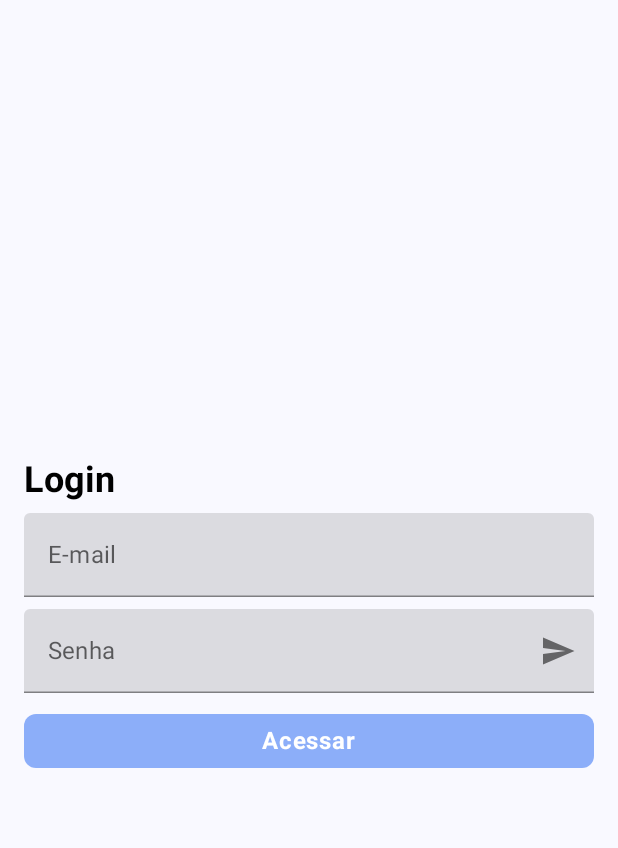
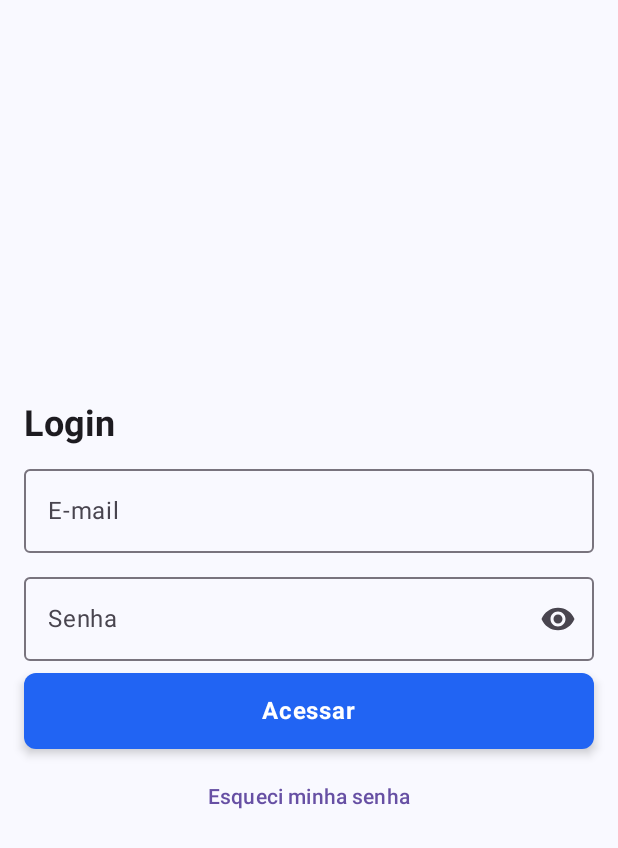
Before and after one commit to lucas-marciano/vila-app, an Android app built with Jetpack Compose: the screen it shows after launch (MainActivity), on a phone screen of 412 x 824 dp. Shown: the top 848 px of the screen. Run offline under Robolectric (Android 15) with nearby library versions, the light colour scheme and no system bars; our stand-ins replace Compose Multiplatform resources.

Commit message:
feat: implemented login screen

```diff
--- /dev/null
+++ b/composeApp/src/commonMain/composeResources/values/strings.xml
@@ -0,0 +1,11 @@
+<?xml version="1.0" encoding="UTF-8" ?>
+<resources>
+    <string name="vila_app_email_label">E-mail</string>
+    <string name="vila_app_password_label">Senha</string>
+    <string name="vila_app_a11y_hide_pass">Esconder senha</string>
+    <string name="vila_app_a11y_show_pass">Mostrar senha</string>
+    <string name="vila_app_login_button">Acessar</string>
+    <string name="vila_app_field_empty_error">Os campos são obrigatórios</string>
+    <string name="vila_app_forgot_pass_button">Esqueci minha senha</string>
+    <string name="vila_app_login_title">Login</string>
+</resources>
--- a/composeApp/src/commonMain/kotlin/br/com/gitpush/vilapp/App.kt
+++ b/composeApp/src/commonMain/kotlin/br/com/gitpush/vilapp/App.kt
@@ -1,6 +1,6 @@
 package br.com.gitpush.vilapp
 
-import androidx.compose.material.Scaffold
+import androidx.compose.material3.Scaffold
 import androidx.compose.runtime.Composable
 import br.com.gitpush.vilapp.core.di.appModule
 import br.com.gitpush.vilapp.ui.theme.VilaTheme
--- a/composeApp/src/commonMain/kotlin/br/com/gitpush/vilapp/core/domain/Routes.kt
+++ b/composeApp/src/commonMain/kotlin/br/com/gitpush/vilapp/core/domain/Routes.kt
@@ -2,5 +2,6 @@ package br.com.gitpush.vilapp.core.domain
 
 internal enum class Routes {
     HOME_ROUTE,
-    LOGIN_ROUTE
+    LOGIN_ROUTE,
+    FORGOT_PASSWORD_ROUTE
 }
--- a/composeApp/src/commonMain/kotlin/br/com/gitpush/vilapp/core/presentation/Navigator.kt
+++ b/composeApp/src/commonMain/kotlin/br/com/gitpush/vilapp/core/presentation/Navigator.kt
@@ -11,7 +11,7 @@ import androidx.navigation.compose.composable
 import androidx.navigation.compose.rememberNavController
 import br.com.gitpush.vilapp.core.domain.Routes
 import br.com.gitpush.vilapp.home.presentation.HomeScreen
-import br.com.gitpush.vilapp.login.presentation.LoginScreen
+import br.com.gitpush.vilapp.login.presentation.LoginScreenRoute
 
 @Composable
 fun Navigator(
@@ -25,10 +25,13 @@ fun Navigator(
         modifier = modifier.fillMaxSize().padding(innerPadding)
     ) {
         composable(route = Routes.LOGIN_ROUTE.name) {
-            LoginScreen()
+            LoginScreenRoute()
         }
         composable(route = Routes.HOME_ROUTE.name) {
             HomeScreen()
         }
+        composable(route = Routes.FORGOT_PASSWORD_ROUTE.name) {
+
+        }
     }
 }
--- a/composeApp/src/commonMain/kotlin/br/com/gitpush/vilapp/home/presentation/HomeScreen.kt
+++ b/composeApp/src/commonMain/kotlin/br/com/gitpush/vilapp/home/presentation/HomeScreen.kt
@@ -1,6 +1,6 @@
 package br.com.gitpush.vilapp.home.presentation
 
-import androidx.compose.material.Text
+import androidx.compose.material3.Text
 import androidx.compose.runtime.Composable
 import androidx.compose.ui.Modifier
 
--- /dev/null
+++ b/composeApp/src/commonMain/kotlin/br/com/gitpush/vilapp/login/data/LoginData.kt
@@ -0,0 +1,6 @@
+package br.com.gitpush.vilapp.login.data
+
+data class LoginData(
+    val email: String = "",
+    val type: String = "",
+)
--- a/composeApp/src/commonMain/kotlin/br/com/gitpush/vilapp/login/presentation/LoginScreen.kt
+++ b/composeApp/src/commonMain/kotlin/br/com/gitpush/vilapp/login/presentation/LoginScreen.kt
@@ -7,57 +7,63 @@ import androidx.compose.foundation.layout.Spacer
 import androidx.compose.foundation.layout.fillMaxSize
 import androidx.compose.foundation.layout.fillMaxWidth
 import androidx.compose.foundation.layout.padding
-import androidx.compose.material.Text
+import androidx.compose.material3.Text
+import androidx.compose.material3.TextButton
 import androidx.compose.runtime.Composable
-import androidx.compose.runtime.collectAsState
 import androidx.compose.runtime.getValue
-import androidx.compose.runtime.mutableStateOf
-import androidx.compose.runtime.remember
-import androidx.compose.runtime.setValue
 import androidx.compose.ui.Alignment
 import androidx.compose.ui.Modifier
-import br.com.gitpush.vilapp.ui.theme.VilaTheme
-import br.com.gitpush.vilapp.ui.components.buttons.MainButton
+import androidx.compose.ui.platform.LocalSoftwareKeyboardController
+import androidx.lifecycle.compose.collectAsStateWithLifecycle
+import br.com.gitpush.vilapp.core.domain.Routes
+import br.com.gitpush.vilapp.ui.components.buttons.LoadingButton
 import br.com.gitpush.vilapp.ui.components.textfields.MainTextFieldEmail
 import br.com.gitpush.vilapp.ui.components.textfields.MainTextFieldPassword
-import br.com.gitpush.vilapp.ui.components.textfields.TextFieldInfoData
-import org.jetbrains.compose.ui.tooling.preview.Preview
-import org.koin.compose.getKoin
+import br.com.gitpush.vilapp.ui.theme.VilaTheme
+import org.jetbrains.compose.resources.stringResource
+import org.koin.compose.viewmodel.koinViewModel
+import vilapp.composeapp.generated.resources.Res
+import vilapp.composeapp.generated.resources.vila_app_forgot_pass_button
+import vilapp.composeapp.generated.resources.vila_app_login_button
+import vilapp.composeapp.generated.resources.vila_app_login_title
 
 @Composable
-fun LoginScreen(modifier: Modifier = Modifier) {
-    val viewModel: LoginViewModel = getKoin().get()
-    val state by viewModel.state.collectAsState()
+fun LoginScreenRoute(
+    viewModel: LoginViewModel = koinViewModel(),
+    onRedirectAction: (String) -> Unit = {}
+) {
+    val state by viewModel.state.collectAsStateWithLifecycle()
 
-    LoginContent(
-        modifier = modifier,
-        state = { state },
-        onEmailChange = {
-            viewModel.filedEmail.value = it
-        }, onPasswordChange = {
-            viewModel.filedPassword.value = it
-        },
-        onActionLogin = {
-            viewModel.login()
+    if (state.success) {
+        // salvar informacoes antes de ir para home
+        // usar algo pro token e pros dados dos cliente logado
+        onRedirectAction(Routes.HOME_ROUTE.name)
+    }
+
+    LoginScreen(
+        state = state,
+        onLoginAction = { action ->
+            when (action) {
+                is LoginActions.OnRedirectAction -> {
+                    onRedirectAction(action.route)
+                }
+
+                else -> Unit
+            }
+            viewModel.onAction(action)
         }
     )
 }
 
 @Composable
-fun LoginContent(
-    modifier: Modifier = Modifier,
-    onEmailChange: (String) -> Unit = {},
-    onPasswordChange: (String) -> Unit = {},
-    onActionLogin: () -> Unit = {},
-    state: () -> LoginUiState = { LoginUiState.Idle },
+fun LoginScreen(
+    state: LoginState,
+    onLoginAction: (LoginActions) -> Unit
 ) {
-    var email by remember { mutableStateOf("") }
-    var password by remember { mutableStateOf("") }
-    val enabledButton by remember { mutableStateOf(checkLogin(email, password)) }
-    val localState by remember { mutableStateOf(state()) }
+    val keyboardController = LocalSoftwareKeyboardController.current
 
     Column(
-        modifier = modifier.fillMaxSize()
+        modifier = Modifier.fillMaxSize()
             .background(VilaTheme.colors.background)
             .padding(VilaTheme.spaces.large),
         horizontalAlignment = Alignment.CenterHorizontally,
@@ -67,53 +73,48 @@ fun LoginContent(
         Text(
             modifier = Modifier.fillMaxWidth(),
             style = VilaTheme.typography.h1,
-            text = "Login"
+            text = stringResource(Res.string.vila_app_login_title)
         )
 
         Spacer(modifier = Modifier.padding(bottom = VilaTheme.spaces.medium))
 
         MainTextFieldEmail(
-            data = TextFieldInfoData(
-                value = email,
-                placeholder = "E-mail",
-                enabled = !localState.isLoading()
-            )
+            value = state.emailField,
+            hasError = state.errorMessage?.asString().orEmpty().isNotEmpty()
         ) {
-            email = it
-            onEmailChange(email)
+            onLoginAction(LoginActions.OnFilledEmail(it))
         }
 
         Spacer(modifier = Modifier.padding(bottom = VilaTheme.spaces.medium))
 
         MainTextFieldPassword(
-            data = TextFieldInfoData(
-                value = password,
-                placeholder = "Senha",
-                enabled = !localState.isLoading()
-            )
+            value = state.passwordField,
+            hasError = state.errorMessage?.asString().orEmpty().isNotEmpty()
         ) {
-            password = it
-            onPasswordChange(password)
+            onLoginAction(LoginActions.OnFilledPassword(it))
         }
 
         Spacer(modifier = Modifier.padding(bottom = VilaTheme.spaces.medium))
 
-        MainButton(
-            text = "Acessar",
-            onClick = onActionLogin,
-            enabled = enabledButton,
-            loading = localState.isLoading()
+        LoadingButton(
+            text = stringResource(Res.string.vila_app_login_button),
+            onClick = {
+                keyboardController?.hide()
+                onLoginAction(LoginActions.OnLoginAction)
+            },
+            loading = state.inLoading,
         )
+
+        Spacer(modifier = Modifier.padding(bottom = VilaTheme.spaces.medium))
+
+        TextButton(
+            onClick = {
+                keyboardController?.hide()
+                onLoginAction(LoginActions.OnRedirectAction(Routes.FORGOT_PASSWORD_ROUTE.name))
+
+            }
+        ) {
+            Text(stringResource(Res.string.vila_app_forgot_pass_button))
+        }
     }
 }
-
-private fun LoginUiState.isLoading() = this is LoginUiState.Loading
-
-private fun checkLogin(email: String, password: String) =
-    email.trim().isNotEmpty() && password.trim().isNotEmpty()
-
-@Composable
-@Preview
-private fun LoginScreenPreview() {
-    LoginContent()
-}
--- /dev/null
+++ b/composeApp/src/commonMain/kotlin/br/com/gitpush/vilapp/login/presentation/LoginState.kt
@@ -0,0 +1,15 @@
+package br.com.gitpush.vilapp.login.presentation
+
+import br.com.gitpush.vilapp.core.presentation.UiText
+
+data class LoginState(
+    val success: Boolean = false,
+    val inLoading: Boolean = false,
+    val emailField: String = "",
+    val passwordField: String = "",
+    val rememberLogin: Boolean = false,
+    val redirectRoute: String? = null,
+    val errorMessage: UiText? = null,
+) {
+    fun checkFields() = emailField.isEmpty() || passwordField.isEmpty()
+}
--- a/composeApp/src/commonMain/kotlin/br/com/gitpush/vilapp/login/presentation/LoginUiState.kt
+++ /dev/null
@@ -1,8 +0,0 @@
-package br.com.gitpush.vilapp.login.presentation
-
-abstract class LoginUiState {
-    object Idle : LoginUiState()
-    object Loading : LoginUiState()
-    class Error(throwable: Throwable) : LoginUiState()
-    class Success(data: LoginData) : LoginUiState()
-}
--- a/composeApp/src/commonMain/kotlin/br/com/gitpush/vilapp/ui/components/buttons/MainButton.kt
+++ b/composeApp/src/commonMain/kotlin/br/com/gitpush/vilapp/ui/components/buttons/MainButton.kt
@@ -1,22 +1,19 @@
 package br.com.gitpush.vilapp.ui.components.buttons
 
-import androidx.compose.animation.animateColorAsState
-import androidx.compose.foundation.interaction.MutableInteractionSource
-import androidx.compose.foundation.interaction.collectIsPressedAsState
+import androidx.compose.animation.AnimatedContent
+import androidx.compose.foundation.layout.Box
 import androidx.compose.foundation.layout.fillMaxWidth
-import androidx.compose.material.Button
-import androidx.compose.material.ButtonDefaults
-import androidx.compose.material.Text
+import androidx.compose.foundation.layout.padding
+import androidx.compose.foundation.layout.size
+import androidx.compose.material3.Button
+import androidx.compose.material3.ButtonDefaults
+import androidx.compose.material3.CircularProgressIndicator
+import androidx.compose.material3.Text
 import androidx.compose.runtime.Composable
-import androidx.compose.runtime.getValue
-import androidx.compose.runtime.mutableStateOf
-import androidx.compose.runtime.remember
+import androidx.compose.ui.Alignment
 import androidx.compose.ui.Modifier
-import androidx.compose.ui.graphics.Color
+import androidx.compose.ui.unit.dp
 import br.com.gitpush.vilapp.ui.theme.VilaTheme
-
-private const val TIME_ANIMATION_DURATION = 3000
-private const val ALPHA = 0.5f
 
 @Composable
 fun MainButton(
@@ -24,66 +21,80 @@ fun MainButton(
     text: String,
     onClick: () -> Unit = {},
     enabled: Boolean = false,
-    loading: Boolean = false
 ) {
-
-//    val interactionSource = remember { MutableInteractionSource() }
-//    val isPressed by interactionSource.collectIsPressedAsState()
-//    val buttonColor by animateColorAsState(
-//        targetValue = if (isPressed) Color.Red else Color.Blue
-//    )
-//
-//    Box(
-//        modifier = Modifier
-//            .fillMaxWidth()
-//            .clip(RoundedCornerShape(8.dp))
-//            .background(buttonColor)
-//            .clickable(
-//                interactionSource = interactionSource,
-//                indication = null
-//            ) { onClick() },
-//        contentAlignment = Alignment.Center
-//    ) {
-//        Text(
-//            modifier = Modifier.padding(vertical = 16.dp),
-//            text = text,
-//            style = VilaTheme.typography.button,
-//            color = VilaTheme.colors.onPrimary
-//        )
-//    }
-
-    val isEnabled by remember { mutableStateOf(enabled) }
-    val isLoading by remember { mutableStateOf(loading) }
-
-    val interactionSource = remember { MutableInteractionSource() }
-    val isPressed by interactionSource.collectIsPressedAsState()
-    val animatedBgColor by animateColorAsState(
-        targetValue = if (isPressed) Color.Red else VilaTheme.colors.primary,
-        label = "bg color"
-    )
-    val animatedContentColor by animateColorAsState(
-        targetValue = if (isPressed) VilaTheme.colors.onPrimary.copy(.6f) else VilaTheme.colors.onPrimary,
-        label = "content color"
-    )
-
     Button(
-        modifier = modifier.fillMaxWidth(),
-        enabled = isEnabled,
-        onClick = { onClick() },
-        elevation = ButtonDefaults.elevation(),
-        interactionSource = interactionSource,
+        shape = VilaTheme.shapes.medium,
+        elevation = ButtonDefaults.buttonElevation(
+            defaultElevation = 4.dp,
+            pressedElevation = 0.dp,
+        ),
         colors = ButtonDefaults.buttonColors(
-            backgroundColor = animatedBgColor,
-            contentColor = animatedContentColor,
-            disabledBackgroundColor = VilaTheme.colors.primary.copy(alpha = ALPHA),
-            disabledContentColor = VilaTheme.colors.onPrimary.copy(alpha = ALPHA)
+            containerColor = VilaTheme.colors.primary,
+            contentColor = VilaTheme.colors.onPrimary,
+            disabledContentColor = VilaTheme.colors.disable,
+            disabledContainerColor = VilaTheme.colors.onDisable
         ),
-        shape = VilaTheme.shapes.medium,
+        enabled = enabled,
+        onClick = onClick,
+        modifier = modifier.fillMaxWidth()
     ) {
         Text(
+            modifier = Modifier.padding(vertical = 8.dp),
             text = text,
             style = VilaTheme.typography.button,
-            color = animatedContentColor
+            color = VilaTheme.colors.onPrimary
         )
     }
 }
+
+@Composable
+fun LoadingButton(
+    text: String,
+    modifier: Modifier = Modifier,
+    onClick: () -> Unit = {},
+    enabled: Boolean = true,
+    loading: Boolean = false,
+) {
+    Button(
+        shape = VilaTheme.shapes.medium,
+        elevation = ButtonDefaults.buttonElevation(
+            defaultElevation = 4.dp,
+            pressedElevation = 0.dp,
+        ),
+        colors = ButtonDefaults.buttonColors(
+            containerColor = VilaTheme.colors.primary,
+            contentColor = VilaTheme.colors.onPrimary,
+            disabledContentColor = VilaTheme.colors.disable,
+            disabledContainerColor = VilaTheme.colors.onDisable
+        ),
+        enabled = enabled,
+        onClick = {
+            if (!loading) onClick()
+        },
+        modifier = modifier.fillMaxWidth()
+    ) {
+        Box(
+            contentAlignment = Alignment.Center,
+        ) {
+            AnimatedContent(
+                modifier = Modifier.padding(vertical = 8.dp),
+                targetState = loading
+            ) { showLoading ->
+                if (showLoading) {
+                    CircularProgressIndicator(
+                        modifier = Modifier.size(20.dp),
+                        strokeWidth = 2.dp,
+                        color = VilaTheme.colors.onPrimary
+                    )
+
+                } else {
+                    Text(
+                        text = text,
+                        style = VilaTheme.typography.button,
+                        color = VilaTheme.colors.onPrimary
+                    )
+                }
+            }
+        }
+    }
+}
--- a/composeApp/src/commonMain/kotlin/br/com/gitpush/vilapp/ui/components/textfields/MainTextField.kt
+++ b/composeApp/src/commonMain/kotlin/br/com/gitpush/vilapp/ui/components/textfields/MainTextField.kt
@@ -2,123 +2,178 @@ package br.com.gitpush.vilapp.ui.components.textfields
 
 import androidx.compose.foundation.layout.fillMaxWidth
 import androidx.compose.foundation.text.KeyboardOptions
-import androidx.compose.material.Icon
-import androidx.compose.material.IconButton
-import androidx.compose.material.Text
-import androidx.compose.material.TextField
+import androidx.compose.foundation.text.selection.LocalTextSelectionColors
+import androidx.compose.foundation.text.selection.TextSelectionColors
 import androidx.compose.material.icons.Icons
-import androidx.compose.material.icons.automirrored.filled.Send
-import androidx.compose.material.icons.filled.Edit
-import androidx.compose.material.icons.filled.Send
+import androidx.compose.material.icons.filled.Visibility
+import androidx.compose.material.icons.filled.VisibilityOff
+import androidx.compose.material3.Icon
+import androidx.compose.material3.IconButton
+import androidx.compose.material3.OutlinedTextField
+import androidx.compose.material3.OutlinedTextFieldDefaults
+import androidx.compose.material3.Text
+import androidx.compose.material3.minimumInteractiveComponentSize
 import androidx.compose.runtime.Composable
+import androidx.compose.runtime.CompositionLocalProvider
 import androidx.compose.runtime.getValue
 import androidx.compose.runtime.mutableStateOf
-import androidx.compose.runtime.remember
 import androidx.compose.runtime.saveable.rememberSaveable
 import androidx.compose.runtime.setValue
 import androidx.compose.ui.Modifier
+import androidx.compose.ui.graphics.vector.ImageVector
 import androidx.compose.ui.text.input.KeyboardType
 import androidx.compose.ui.text.input.PasswordVisualTransformation
 import androidx.compose.ui.text.input.VisualTransformation
+import br.com.gitpush.vilapp.ui.theme.VilaTheme
+import org.jetbrains.compose.resources.stringResource
+import vilapp.composeapp.generated.resources.Res
+import vilapp.composeapp.generated.resources.vila_app_a11y_hide_pass
+import vilapp.composeapp.generated.resources.vila_app_a11y_show_pass
+import vilapp.composeapp.generated.resources.vila_app_email_label
+import vilapp.composeapp.generated.resources.vila_app_password_label
 
 @Composable
 fun MainTextField(
     modifier: Modifier = Modifier,
-    data: TextFieldInfoData,
+    value: String = "",
+    label: String = "",
+    enabled: Boolean = true,
+    icon: ImageVector? = null,
+    hasError: Boolean = false,
     onValueChange: (String) -> Unit
 ) {
 
-    var localValue by rememberSaveable { mutableStateOf(data.value) }
-
-    TextField(
-        modifier = modifier.fillMaxWidth(),
-        enabled = data.enabled,
+    var localValue by rememberSaveable { mutableStateOf(value) }
+    TextFieldLocal {
+        OutlinedTextField(
+            modifier = modifier.fillMaxWidth()
+                .minimumInteractiveComponentSize(),
+            enabled = enabled,
             value = localValue,
             onValueChange = {
                 localValue = it
                 onValueChange(it)
             },
             singleLine = true,
-        isError = data.isError,
+            isError = hasError,
             keyboardOptions = KeyboardOptions(keyboardType = KeyboardType.Text),
-        placeholder = {
-            Text(text = data.placeholder)
+            label = { Text(text = label) },
+            leadingIcon = icon?.let {
+                { Icon(imageVector = it, contentDescription = null) }
             },
-        leadingIcon = data.icon?.let {
-            { Icon(imageVector = it, contentDescription = null) }
+            colors = OutlinedTextFieldDefaults.colors(
+                cursorColor = VilaTheme.colors.primary,
+                focusedBorderColor = VilaTheme.colors.primary,
+            )
+        )
     }
-    )
 }
 
 @Composable
 fun MainTextFieldEmail(
     modifier: Modifier = Modifier,
-    data: TextFieldInfoData,
+    value: String = "",
+    enabled: Boolean = true,
+    icon: ImageVector? = null,
+    hasError: Boolean = false,
     onValueChange: (String) -> Unit
 ) {
 
-    var localValue by rememberSaveable { mutableStateOf(data.value) }
-
-    TextField(
-        modifier = modifier.fillMaxWidth(),
-        enabled = data.enabled,
+    var localValue by rememberSaveable { mutableStateOf(value) }
+    TextFieldLocal {
+        OutlinedTextField(
+            modifier = modifier.fillMaxWidth()
+                .minimumInteractiveComponentSize(),
+            enabled = enabled,
             value = localValue,
             onValueChange = {
                 localValue = it
                 onValueChange(it)
             },
             singleLine = true,
-        isError = data.isError,
+            isError = hasError,
             keyboardOptions = KeyboardOptions(keyboardType = KeyboardType.Email),
-        placeholder = {
-            Text(text = data.placeholder)
+            label = {
+                Text(text = stringResource(Res.string.vila_app_email_label))
             },
-        leadingIcon = data.icon?.let {
+            leadingIcon = icon?.let {
                 { Icon(imageVector = it, contentDescription = null) }
+            },
+            colors = OutlinedTextFieldDefaults.colors(
+                cursorColor = VilaTheme.colors.primary,
+                focusedBorderColor = VilaTheme.colors.primary,
+            )
+        )
     }
-    )
 }
 
 @Composable
 fun MainTextFieldPassword(
     modifier: Modifier = Modifier,
-    data: TextFieldInfoData,
+    value: String = "",
+    enabled: Boolean = true,
+    icon: ImageVector? = null,
+    hasError: Boolean = false,
     onValueChange: (String) -> Unit
 ) {
 
-    var localValue by rememberSaveable { mutableStateOf(data.value) }
+    var localValue by rememberSaveable { mutableStateOf(value) }
     var passwordVisible by rememberSaveable { mutableStateOf(false) }
 
-
-    TextField(
-        modifier = modifier.fillMaxWidth(),
-        enabled = data.enabled,
+    TextFieldLocal {
+        OutlinedTextField(
+            modifier = modifier.fillMaxWidth()
+                .minimumInteractiveComponentSize(),
+            enabled = enabled,
             value = localValue,
             onValueChange = {
                 localValue = it
                 onValueChange(it)
             },
             singleLine = true,
-        isError = data.isError,
-        visualTransformation = if (passwordVisible) VisualTransformation.None else PasswordVisualTransformation(),
+            isError = hasError,
+            visualTransformation = if (passwordVisible)
+                VisualTransformation.None
+            else
+                PasswordVisualTransformation(),
             keyboardOptions = KeyboardOptions(keyboardType = KeyboardType.Password),
-        placeholder = {
-            Text(text = data.placeholder)
+            label = {
+                Text(text = stringResource(Res.string.vila_app_password_label))
             },
-        leadingIcon = data.icon?.let {
+            leadingIcon = icon?.let {
                 { Icon(imageVector = it, contentDescription = null) }
             },
             trailingIcon = {
                 val image = if (passwordVisible)
-                Icons.Filled.Edit
+                    Icons.Filled.VisibilityOff
                 else
-                Icons.AutoMirrored.Filled.Send
+                    Icons.Filled.Visibility
 
-            val description = if (passwordVisible) "Hide password" else "Show password"
+                val description = if (passwordVisible)
+                    stringResource(Res.string.vila_app_a11y_hide_pass)
+                else
+                    stringResource(Res.string.vila_app_a11y_show_pass)
 
-            IconButton(onClick = {passwordVisible = !passwordVisible}){
-                Icon(imageVector  = image, description)
+                IconButton(onClick = { passwordVisible = !passwordVisible }) {
+                    Icon(imageVector = image, contentDescription = description)
+                }
+            },
+            colors = OutlinedTextFieldDefaults.colors(
+                cursorColor = VilaTheme.colors.primary,
+                focusedBorderColor = VilaTheme.colors.primary,
+            )
+        )
     }
 }
+
+@Composable
+private fun TextFieldLocal(content: @Composable () -> Unit) {
+    CompositionLocalProvider(
+        LocalTextSelectionColors provides TextSelectionColors(
+            handleColor = VilaTheme.colors.primary.copy(alpha = 0.66f),
+            backgroundColor = VilaTheme.colors.primary.copy(alpha = 0.66f)
         )
+    ) {
+        content()
     }
+}
--- a/composeApp/src/commonMain/kotlin/br/com/gitpush/vilapp/ui/components/textfields/TextFieldInfoData.kt
+++ /dev/null
@@ -1,13 +0,0 @@
-package br.com.gitpush.vilapp.ui.components.textfields
-
-import androidx.compose.runtime.Immutable
-import androidx.compose.ui.graphics.vector.ImageVector
-
-@Immutable
-class TextFieldInfoData(
-    val value: String,
-    val placeholder: String,
-    val enabled: Boolean = true,
-    val icon: ImageVector? = null,
-    val isError: Boolean = false,
-)
```
Also changed, not shown: composeApp/build.gradle.kts (+13 -3 lines), composeApp/src/commonMain/kotlin/br/com/gitpush/vilapp/core/presentation/UiText.kt (added, +21 -0 lines), composeApp/src/commonMain/kotlin/br/com/gitpush/vilapp/login/presentation/LoginActions.kt (added, +9 -0 lines), composeApp/src/commonMain/kotlin/br/com/gitpush/vilapp/login/presentation/LoginData.kt (deleted, +0 -7 lines), composeApp/src/commonMain/kotlin/br/com/gitpush/vilapp/login/presentation/LoginViewModel.kt (+70 -14 lines), gradle/libs.versions.toml (+25 -11 lines). Lines whose indentation alone changed are shown as unchanged.
